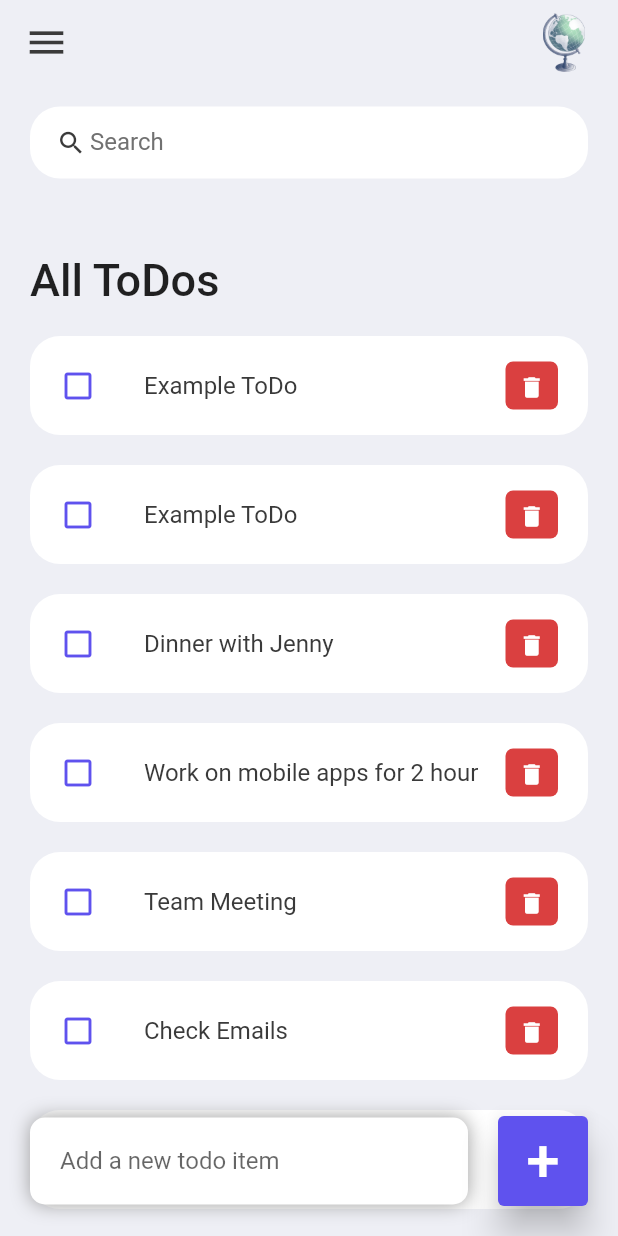
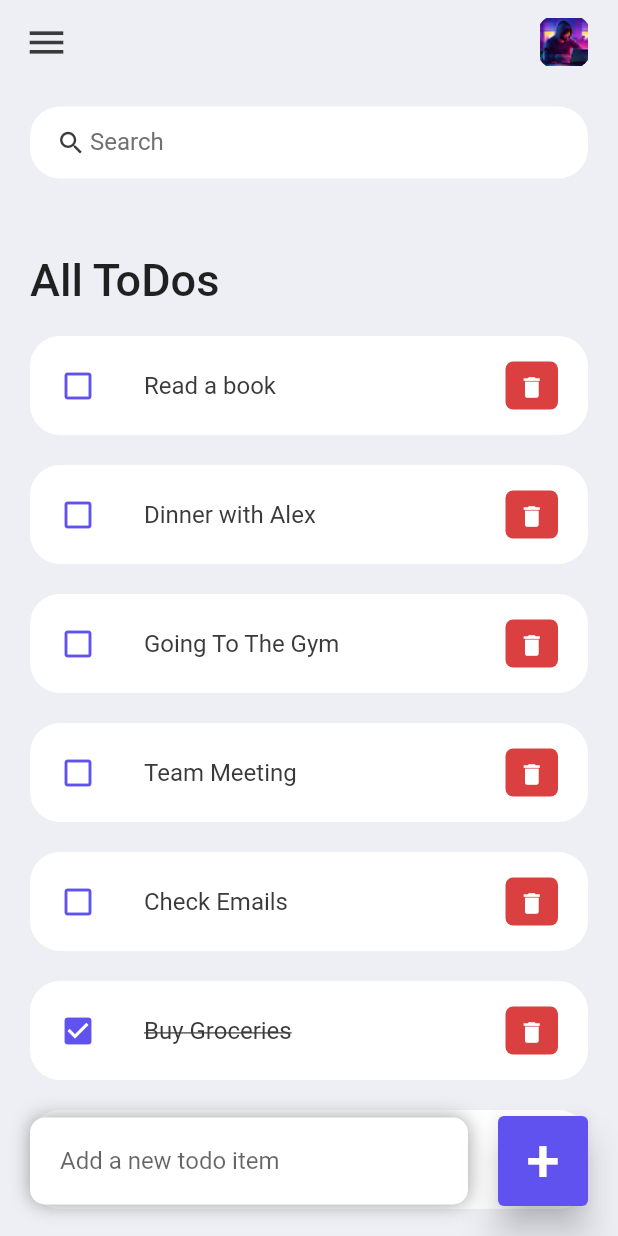
Before and after one commit to AlexLamper/ToDoApp, a Flutter app: the screen it shows after launch, on a phone screen of 412 x 824 dp. Run offline on Flutter 3.47's test engine with Material 2 defaults, Android fonts, the phone set to English and light mode, and no system bars.

Commit message:
Changed Todos

```diff
--- a/to_do_app/lib/model/todo.dart
+++ b/to_do_app/lib/model/todo.dart
@@ -11,6 +11,10 @@ class ToDo {
 
   static List<ToDo> todoList() {
     return [
+      ToDo(
+        id: '09',
+        todoText: '',
+      ),
       ToDo(id: '01', todoText: 'Morning Excercise', isDone: true),
       ToDo(id: '02', todoText: 'Buy Groceries', isDone: true),
       ToDo(
@@ -23,19 +27,15 @@ class ToDo {
       ),
       ToDo(
         id: '05',
-        todoText: 'Work on mobile apps for 2 hour',
+        todoText: 'Going To The Gym',
       ),
       ToDo(
         id: '06',
-        todoText: 'Dinner with Jenny',
+        todoText: 'Dinner with Alex',
       ),
       ToDo(
         id: '07',
-        todoText: 'Example ToDo',
-      ),
-      ToDo(
-        id: '08',
-        todoText: 'Example ToDo',
+        todoText: 'Read a book',
       ),
     ];
   }
--- a/to_do_app/lib/screens/home.dart
+++ b/to_do_app/lib/screens/home.dart
@@ -210,7 +210,7 @@ class _HomeState extends State<Home> {
           width: 40,
           child: ClipRRect(
             borderRadius: BorderRadius.circular(20),
-            child: Image.asset('assets/images/haze-globe.png'),
+            child: Image.asset('assets/images/profile_picture.png'),
           ),
         ),
       ]),
```
Also changed, not shown: to_do_app/assets/images/profile_picture.png (added).
